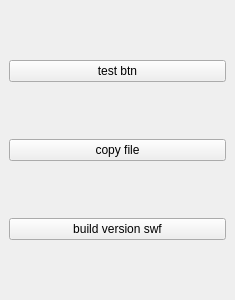
Old version of the form FileDirDiff/FileDirDiff/src/FileDirDiff/UI/LeftFnWin.ui in the repository atom-chen/Tools-2.
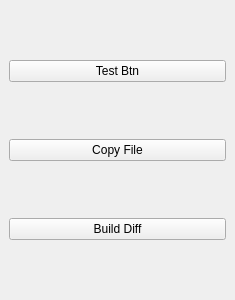
New version of the form.

Patch:
```diff
--- a/FileDirDiff/FileDirDiff/src/FileDirDiff/UI/LeftFnWin.ui
+++ b/FileDirDiff/FileDirDiff/src/FileDirDiff/UI/LeftFnWin.ui
@@ -18,21 +18,21 @@
     <item>
      <widget class="QPushButton" name="m_btnCheck">
       <property name="text">
-       <string>test btn</string>
+       <string>Test Btn</string>
       </property>
      </widget>
     </item>
     <item>
      <widget class="QPushButton" name="m_btnVersion">
       <property name="text">
-       <string>copy file</string>
+       <string>Copy File</string>
       </property>
      </widget>
     </item>
     <item>
      <widget class="QPushButton" name="m_btnVerSwf">
       <property name="text">
-       <string>build version swf</string>
+       <string>Build Diff</string>
       </property>
      </widget>
     </item>
```
Left out of the diff: 4 changed lines with no effect on the pictures.
